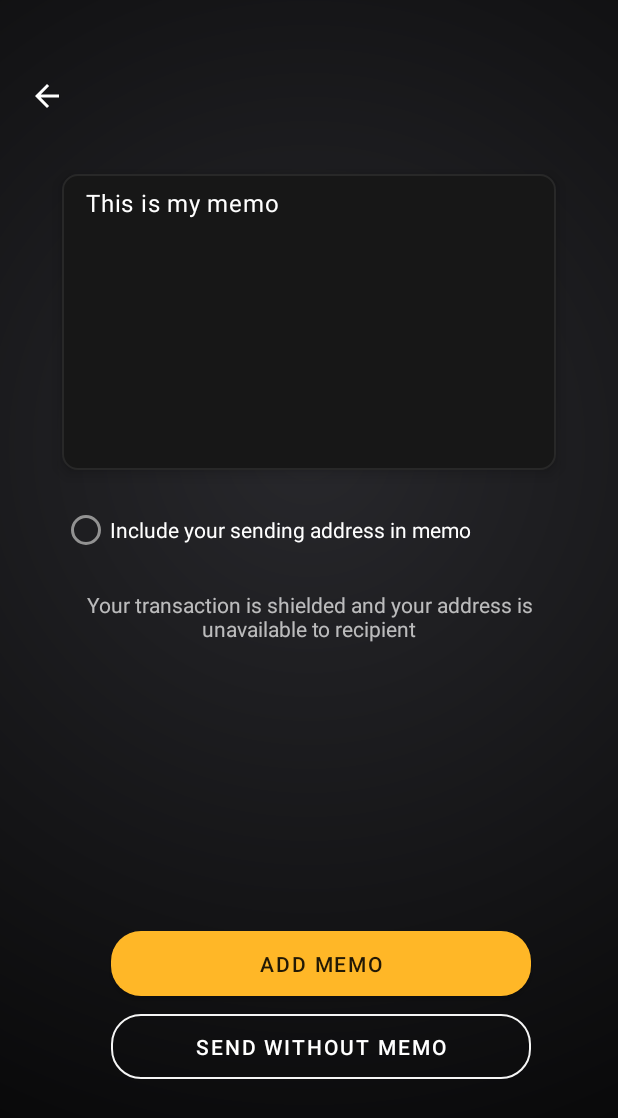
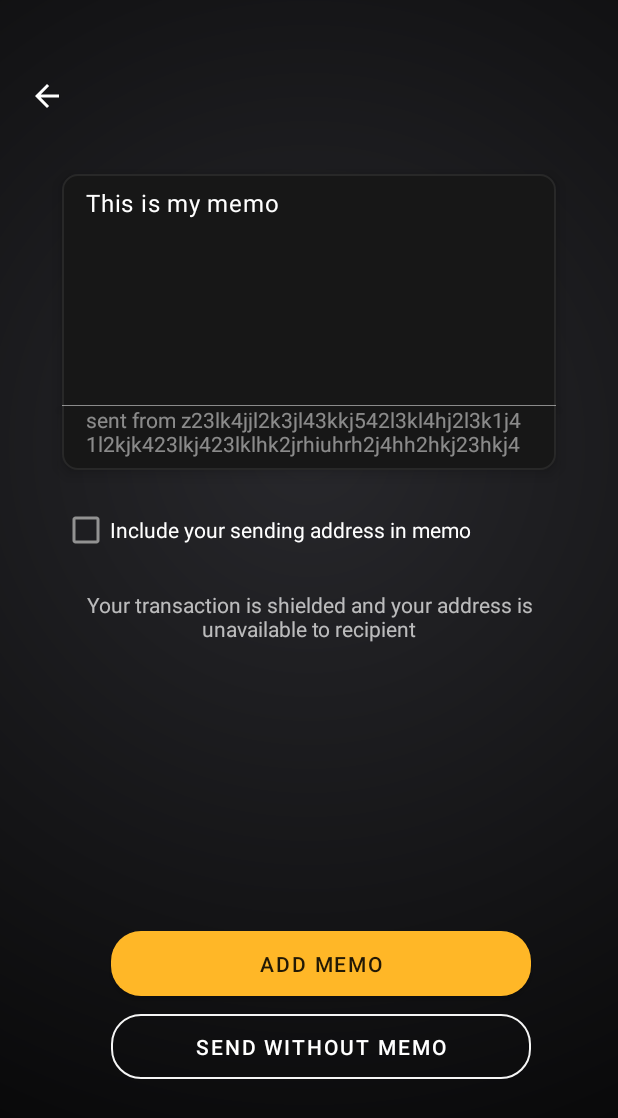
Before and after one commit to FreesideVirtual/zcash-android-wallet, an Android app: the layout fragment_send_memo.xml on its own in the app's theme, with its tools: preview values and no code run, on a phone screen of 412 x 824 dp. Shown: the top 1118 px of the screen. Run offline under Robolectric (Android 15) with nearby library versions, the phone set to English and light mode, and no system bars.

Commit message:
Added the behavior to include the senders address
Addresses #63

```diff
--- a/app/src/main/java/cash/z/ecc/android/ext/View.kt
+++ b/app/src/main/java/cash/z/ecc/android/ext/View.kt
@@ -5,6 +5,10 @@ import android.view.View.*
 import cash.z.ecc.android.ui.MainActivity
 import kotlinx.coroutines.channels.awaitClose
 import kotlinx.coroutines.flow.channelFlow
+
+fun View.gone() = goneIf(true)
+
+fun View.invisible() = invisibleIf(true)
 
 fun View.goneIf(isGone: Boolean) {
     visibility = if (isGone) GONE else VISIBLE
--- a/app/src/main/java/cash/z/ecc/android/ui/send/SendConfirmFragment.kt
+++ b/app/src/main/java/cash/z/ecc/android/ui/send/SendConfirmFragment.kt
@@ -36,8 +36,8 @@ class SendConfirmFragment : BaseFragment<FragmentSendConfirmBinding>() {
                 "Send ${sendViewModel.zatoshiAmount.convertZatoshiToZecString(8)} ZEC to ${sendViewModel?.toAddress.toAbbreviatedAddress()}?"
         }
         sendViewModel.memo.trim().isNotEmpty().let { hasMemo ->
-            binding.radioIncludeAddress.isChecked = hasMemo
-            binding.radioIncludeAddress.goneIf(!hasMemo)
+            binding.radioIncludeAddress.isChecked = hasMemo || sendViewModel.includeFromAddress
+            binding.radioIncludeAddress.goneIf(!(hasMemo || sendViewModel.includeFromAddress))
         }
     }
 
--- a/app/src/main/res/layout/fragment_send_memo.xml
+++ b/app/src/main/res/layout/fragment_send_memo.xml
@@ -60,11 +60,38 @@
         app:layout_constraintWidth_percent="0.8"
         tools:text="This is my memo" />
 
-    <RadioButton
-        android:id="@+id/radio_include_address"
+    <TextView
+        android:id="@+id/text_included_address"
+        android:layout_width="0dp"
+        android:layout_height="wrap_content"
+        android:elevation="6dp"
+        android:paddingStart="16dp"
+        android:paddingEnd="16dp"
+        android:paddingBottom="8dp"
+        android:textColor="@color/text_light_dimmed"
+        tools:text="sent from z23lk4jjl2k3jl43kkj542l3kl4hj2l3k1j41l2kjk423lkj423lklhk2jrhiuhrh2j4hh2hkj23hkj4"
+        app:layout_constraintStart_toStartOf="@id/input_memo"
+        app:layout_constraintEnd_toEndOf="@id/input_memo"
+        app:layout_constraintBottom_toBottomOf="@id/input_memo" />
+
+    <View
+        android:layout_width="0dp"
+        android:layout_height="1px"
+        android:elevation="6dp"
+        android:layout_marginBottom="4dp"
+        android:background="@color/text_light_dimmed"
+        app:layout_constraintStart_toStartOf="@id/text_included_address"
+        app:layout_constraintEnd_toEndOf="@id/text_included_address"
+        app:layout_constraintTop_toTopOf="@id/text_included_address"/>
+
+
+    <CheckBox
+        android:id="@+id/check_include_address"
         android:layout_width="wrap_content"
         android:layout_height="wrap_content"
         android:layout_marginTop="16dp"
+        android:padding="0dp"
+        android:layout_marginRight="0dp"
         android:text="Include your sending address in memo"
         app:layout_constraintStart_toStartOf="@+id/input_memo"
         app:layout_constraintTop_toBottomOf="@+id/input_memo" />
@@ -79,7 +106,7 @@
         android:text="Your transaction is shielded and your address is unavailable to recipient"
         app:layout_constraintEnd_toEndOf="@id/input_memo"
         app:layout_constraintStart_toStartOf="@id/input_memo"
-        app:layout_constraintTop_toBottomOf="@id/radio_include_address" />
+        app:layout_constraintTop_toBottomOf="@id/check_include_address" />
 
     <com.google.android.material.button.MaterialButton
         android:id="@+id/button_next"
```
Also changed, not shown: app/src/main/java/cash/z/ecc/android/ui/send/SendMemoFragment.kt (+36 -10 lines), app/src/main/java/cash/z/ecc/android/ui/send/SendViewModel.kt (+20 -1 lines).
